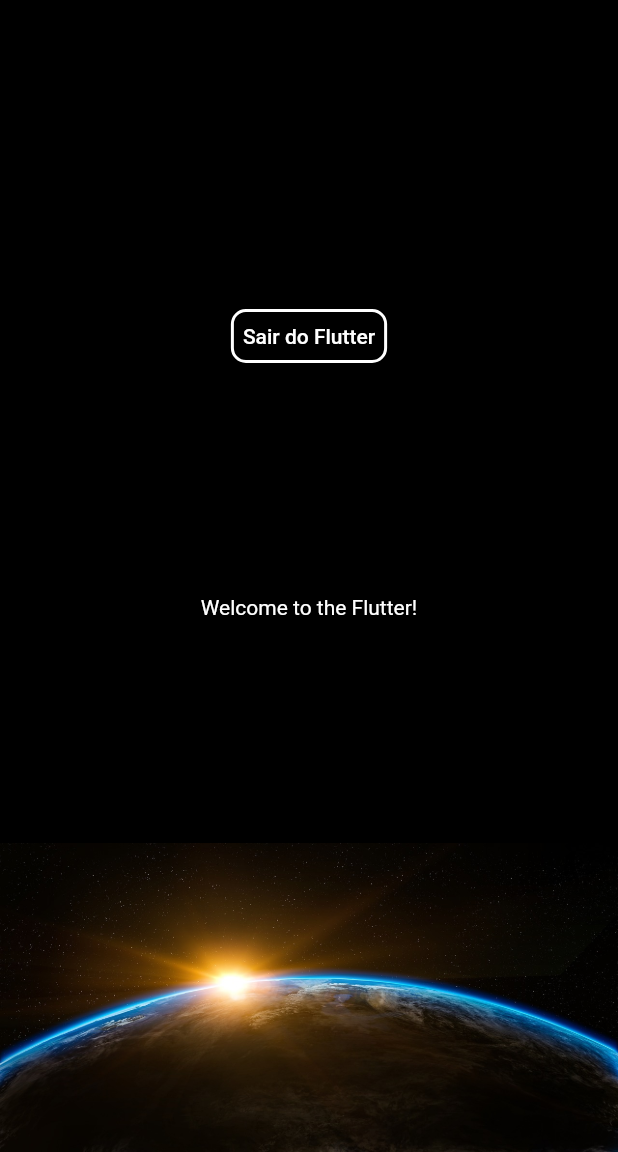
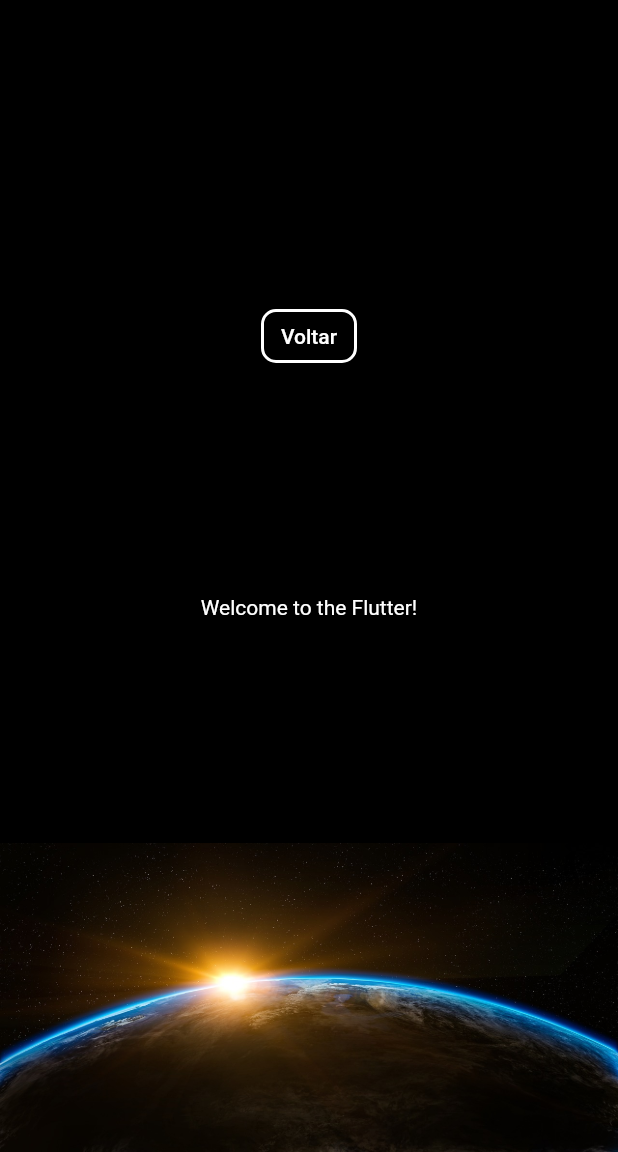
Before and after one commit to arthurmgui/app-hello-world-flutter, a Flutter app: the screen it shows after launch, after a tap on "Hello, World!", on a phone screen of 412 x 824 dp, the part 84-1236 px from its top. Run offline on Flutter 3.47's test engine with Material 2 defaults, Android fonts, the light colour scheme and no system bars.

Commit message:
fiz o _pressButton para separar a parte lógica do restante da aplicação e alterei texto do botão para voltar

```diff
--- a/lib/main.dart
+++ b/lib/main.dart
@@ -20,6 +20,20 @@ class _HomeState extends State<Home> {
   var welcomeHelloWorld = "...";
   var earthImage = "images/earth_flutter.jpg";
 
+  void _pressButton() {
+    if (nameButton == "Hello, World!") {
+      setState(() {
+        nameButton = "Voltar";
+        welcomeHelloWorld = "Welcome to the Flutter!";
+      });
+    } else {
+      setState(() {
+        nameButton = "Hello, World!";
+        welcomeHelloWorld = "...";
+      });
+    }
+  }
+
   @override
   Widget build(BuildContext context) {
     return Scaffold(
@@ -37,17 +51,7 @@ class _HomeState extends State<Home> {
           children: [
             TextButton(
               onPressed: () {
-                if (nameButton == "Hello, World!") {
-                  setState(() {
-                    nameButton = "Sair do Flutter";
-                    welcomeHelloWorld = "Welcome to the Flutter!";
-                  });
-                } else {
-                  setState(() {
-                    nameButton = "Hello, World!";
-                    welcomeHelloWorld = "...";
-                  });
-                }
+                _pressButton();
               },
               child: Text(
                 nameButton,
```
